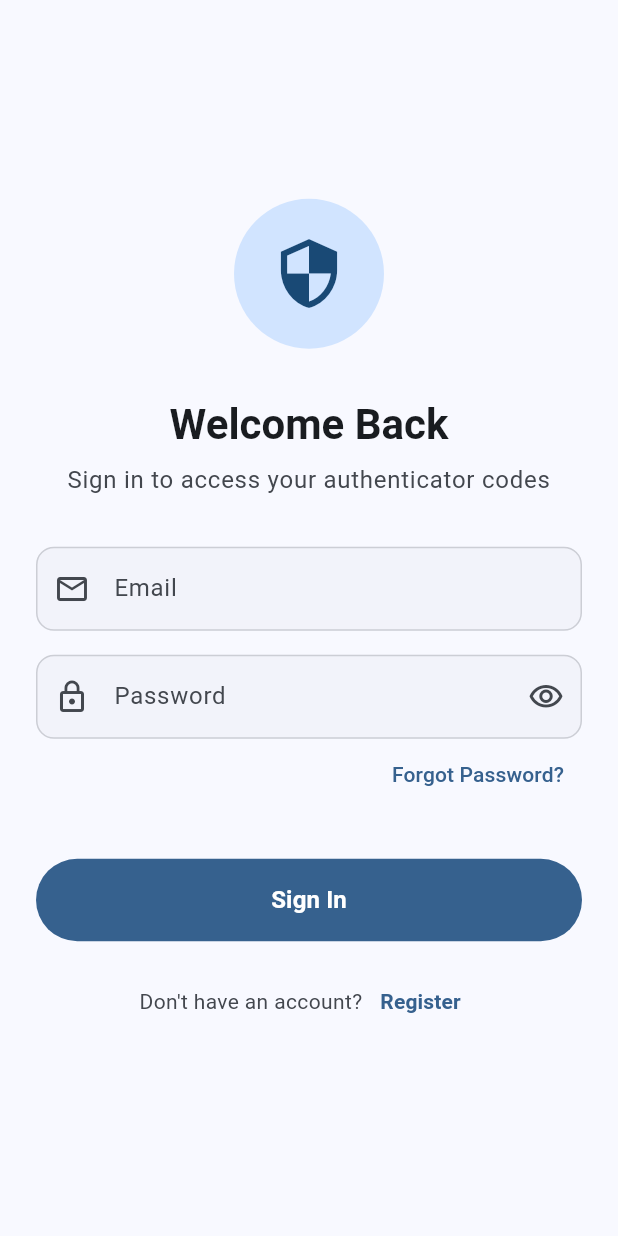
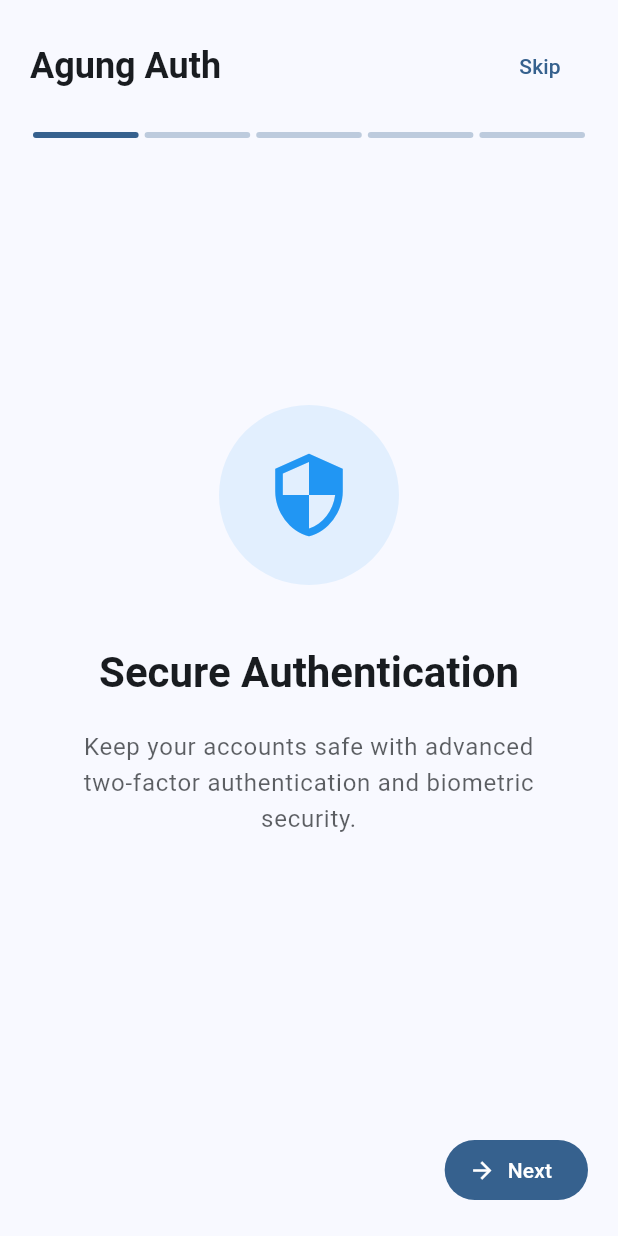
Before and after one commit to Anakagung2009-bit/agung_authenticator, a Flutter app: the screen it shows after launch, on a phone screen of 412 x 824 dp. Run offline on Flutter 3.47's test engine with Material 3 defaults, Android fonts, the phone set to English and light mode, and no system bars; drawn by our look-alikes of dynamic_color; our stand-ins replace cached_network_image, cloud_firestore, firebase_auth, firebase_core, local_auth, material_symbols_icons and 4 more; missing offline and left inert: base32, encrypt, flutter_autoupdate, mobile_scanner, otpauth_migration; accounts and stored records are empty.

Commit message:
New Update

```diff
--- /dev/null
+++ b/lib/screens/welcome_screen.dart
@@ -0,0 +1,245 @@
+import 'package:flutter/material.dart';
+import 'package:shared_preferences/shared_preferences.dart';
+import 'login_screen.dart';
+
+class WelcomeScreen extends StatefulWidget {
+  const WelcomeScreen({Key? key}) : super(key: key);
+
+  @override
+  State<WelcomeScreen> createState() => _WelcomeScreenState();
+}
+
+class _WelcomeScreenState extends State<WelcomeScreen> {
+  final PageController _pageController = PageController();
+  int _currentPage = 0;
+
+  final List<WelcomeSlide> _slides = [
+    WelcomeSlide(
+      icon: Icons.security,
+      title: "Secure Authentication",
+      description: "Keep your accounts safe with advanced two-factor authentication and biometric security.",
+      color: Colors.blue,
+    ),
+    WelcomeSlide(
+      icon: Icons.password,
+      title: "Save Passwords Securely",
+      description: "Store all your passwords in one secure place with military-grade encryption.",
+      color: Colors.green,
+    ),
+    WelcomeSlide(
+      icon: Icons.qr_code_scanner,
+      title: "Easy QR Code Setup",
+      description: "Quickly add new accounts by scanning QR codes from your favorite services.",
+      color: Colors.orange,
+    ),
+    WelcomeSlide(
+      icon: Icons.sync,
+      title: "Cloud Sync",
+      description: "Access your authenticator codes across all your devices with secure cloud synchronization.",
+      color: Colors.purple,
+    ),
+    WelcomeSlide(
+      icon: Icons.widgets,
+      title: "Home Screen Widget",
+      description: "View your TOTP codes directly from your home screen without opening the app.",
+      color: Colors.red,
+    ),
+  ];
+
+  @override
+  void dispose() {
+    _pageController.dispose();
+    super.dispose();
+  }
+
+  Future<void> _completeWelcome() async {
+    final prefs = await SharedPreferences.getInstance();
+    await prefs.setBool('first_time', false);
+
+    if (mounted) {
+      Navigator.of(context).pushReplacement(
+        MaterialPageRoute(builder: (context) => LoginScreen()),
+      );
+    }
+  }
+
+  @override
+  Widget build(BuildContext context) {
+    return Scaffold(
+      body: SafeArea(
+        child: Column(
+          children: [
+            // Header
+            Padding(
+              padding: const EdgeInsets.all(20.0),
+              child: Row(
+                mainAxisAlignment: MainAxisAlignment.spaceBetween,
+                children: [
+                  Text(
+                    'Agung Auth',
+                    style: Theme.of(context).textTheme.headlineSmall?.copyWith(
+                      fontWeight: FontWeight.bold,
+                    ),
+                  ),
+                  if (_currentPage < _slides.length - 1)
+                    TextButton(
+                      onPressed: _completeWelcome,
+                      child: const Text('Skip'),
+                    ),
+                ],
+              ),
+            ),
+
+            // Page Indicator
+            Padding(
+              padding: const EdgeInsets.symmetric(horizontal: 20.0),
+              child: Row(
+                children: List.generate(
+                  _slides.length,
+                  (index) => Expanded(
+                    child: Container(
+                      height: 4,
+                      margin: const EdgeInsets.symmetric(horizontal: 2),
+                      decoration: BoxDecoration(
+                        color: _currentPage >= index
+                            ? Theme.of(context).primaryColor
+                            : Theme.of(context).primaryColor.withOpacity(0.3),
+                        borderRadius: BorderRadius.circular(2),
+                      ),
+                    ),
+                  ),
+                ),
+              ),
+            ),
+
+            // Slides
+            Expanded(
+              child: PageView.builder(
+                controller: _pageController,
+                onPageChanged: (index) {
+                  setState(() {
+                    _currentPage = index;
+                  });
+                },
+                itemCount: _slides.length,
+                itemBuilder: (context, index) {
+                  return _buildSlide(_slides[index]);
+                },
+              ),
+            ),
+
+            // Bottom Navigation
+            Padding(
+              padding: const EdgeInsets.all(20.0),
+              child: Row(
+                mainAxisAlignment: MainAxisAlignment.spaceBetween,
+                children: [
+                  // Back Button
+                  if (_currentPage > 0)
+                    TextButton.icon(
+                      onPressed: () {
+                        _pageController.previousPage(
+                          duration: const Duration(milliseconds: 300),
+                          curve: Curves.easeInOut,
+                        );
+                      },
+                      icon: const Icon(Icons.arrow_back),
+                      label: const Text('Back'),
+                    )
+                  else
+                    const SizedBox(width: 80),
+
+                  // Next/Get Started Button
+                  FilledButton.icon(
+                    onPressed: () {
+                      if (_currentPage < _slides.length - 1) {
+                        _pageController.nextPage(
+                          duration: const Duration(milliseconds: 300),
+                          curve: Curves.easeInOut,
+                        );
+                      } else {
+                        _completeWelcome();
+                      }
+                    },
+                    icon: Icon(
+                      _currentPage < _slides.length - 1
+                          ? Icons.arrow_forward
+                          : Icons.check,
+                    ),
+                    label: Text(
+                      _currentPage < _slides.length - 1
+                          ? 'Next'
+                          : 'Get Started',
+                    ),
+                  ),
+                ],
+              ),
+            ),
+          ],
+        ),
+      ),
+    );
+  }
+
+  Widget _buildSlide(WelcomeSlide slide) {
+    return Padding(
+      padding: const EdgeInsets.all(40.0),
+      child: Column(
+        mainAxisAlignment: MainAxisAlignment.center,
+        children: [
+          // Icon
+          Container(
+            width: 120,
+            height: 120,
+            decoration: BoxDecoration(
+              color: slide.color.withOpacity(0.1),
+              shape: BoxShape.circle,
+            ),
+            child: Icon(
+              slide.icon,
+              size: 60,
+              color: slide.color,
+            ),
+          ),
+
+          const SizedBox(height: 40),
+
+          // Title
+          Text(
+            slide.title,
+            style: Theme.of(context).textTheme.headlineMedium?.copyWith(
+              fontWeight: FontWeight.bold,
+            ),
+            textAlign: TextAlign.center,
+          ),
+
+          const SizedBox(height: 20),
+
+          // Description
+          Text(
+            slide.description,
+            style: Theme.of(context).textTheme.bodyLarge?.copyWith(
+              color: Theme.of(context).textTheme.bodyLarge?.color?.withOpacity(0.7),
+              height: 1.5,
+            ),
+            textAlign: TextAlign.center,
+          ),
+        ],
+      ),
+    );
+  }
+}
+
+class WelcomeSlide {
+  final IconData icon;
+  final String title;
+  final String description;
+  final Color color;
+
+  WelcomeSlide({
+    required this.icon,
+    required this.title,
+    required this.description,
+    required this.color,
+  });
+}
--- a/pubspec.yaml
+++ b/pubspec.yaml
@@ -33,6 +33,8 @@ dependencies:
   flutter_autoupdate: ^1.0.0
   pub_semver: ^2.2.0
   package_info_plus: ^8.3.0
+  flutter_svg: ^2.2.0
+  cached_network_image: ^3.4.1
 
 dev_dependencies:
   flutter_test:
```
Also changed, not shown: lib/components/account_icon.dart (added, +85 -0 lines), lib/main.dart (+53 -12 lines), lib/screens/add_password_screen.dart (+19 -56 lines), lib/screens/home_screen.dart (+69 -10 lines), lib/screens/passwords_screen.dart (+6 -8 lines), lib/services/icon_service.dart (added, +25 -0 lines), lib/services/totp_service.dart (+11 -19 lines), pubspec.lock, 14 other files.
